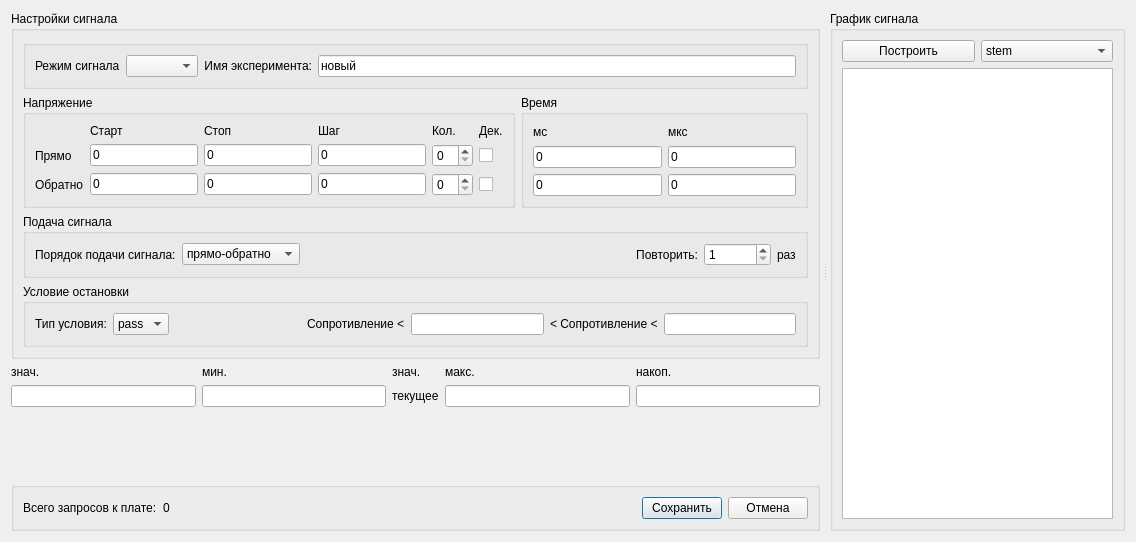
Before: the Qt Designer form gui/uies/signal.ui in neurocomputer/MemriBoard, drawn with Qt 5.
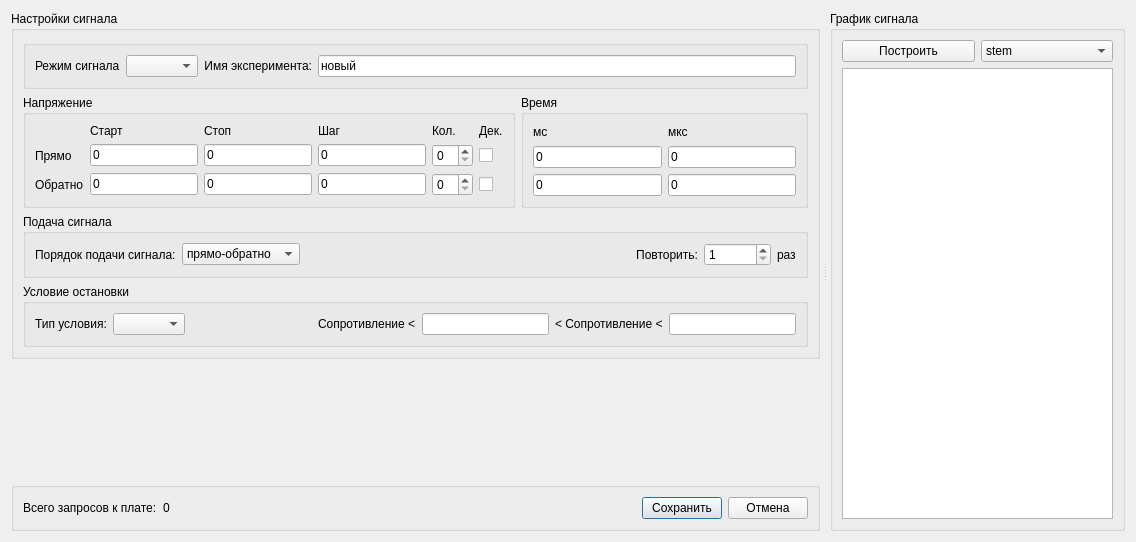
After: the same form once the commit is applied. Custom widgets are drawn as their Qt base class.

Commit message: Finished new terminator ui; Translated signal parameters

Diff of the .ui file:
```diff
--- a/gui/uies/signal.ui
+++ b/gui/uies/signal.ui
@@ -347,36 +347,6 @@
                <property name="sizeAdjustPolicy">
                 <enum>QComboBox::AdjustToContents</enum>
                </property>
-               <item>
-                <property name="text">
-                 <string>pass</string>
-                </property>
-               </item>
-               <item>
-                <property name="text">
-                 <string>==</string>
-                </property>
-               </item>
-               <item>
-                <property name="text">
-                 <string>&gt;</string>
-                </property>
-               </item>
-               <item>
-                <property name="text">
-                 <string>&lt;</string>
-                </property>
-               </item>
-               <item>
-                <property name="text">
-                 <string>&gt;&lt;</string>
-                </property>
-               </item>
-               <item>
-                <property name="text">
-                 <string>&lt;&gt;</string>
-                </property>
-               </item>
               </widget>
              </item>
              <item>
@@ -418,64 +388,6 @@
          </layout>
         </widget>
        </item>
-       <item>
-        <layout class="QGridLayout" name="gridLayout_3">
-         <item row="0" column="1">
-          <widget class="QLabel" name="shutdown_min_label">
-           <property name="text">
-            <string>мин.</string>
-           </property>
-          </widget>
-         </item>
-         <item row="1" column="0">
-          <widget class="QLineEdit" name="shutdown_value"/>
-         </item>
-         <item row="0" column="0">
-          <widget class="QLabel" name="shutdown_value_label">
-           <property name="text">
-            <string>знач.</string>
-           </property>
-          </widget>
-         </item>
-         <item row="0" column="4">
-          <widget class="QLabel" name="shutdown_max_label">
-           <property name="text">
-            <string>макс.</string>
-           </property>
-          </widget>
-         </item>
-         <item row="1" column="4">
-          <widget class="QLineEdit" name="shutdown_max"/>
-         </item>
-         <item row="1" column="5">
-          <widget class="QLineEdit" name="shutdown_enc"/>
-         </item>
-         <item row="1" column="1">
-          <widget class="QLineEdit" name="shutdown_min"/>
-         </item>
-         <item row="1" column="3">
-          <widget class="QLabel" name="label_17">
-           <property name="text">
-            <string>текущее</string>
-           </property>
-          </widget>
-         </item>
-         <item row="0" column="5">
-          <widget class="QLabel" name="shutdown_enc_label">
-           <property name="text">
-            <string>накоп.</string>
-           </property>
-          </widget>
-         </item>
-         <item row="0" column="3">
-          <widget class="QLabel" name="label_15">
-           <property name="text">
-            <string>знач.</string>
-           </property>
-          </widget>
-         </item>
-        </layout>
-       </item>
        <item>
         <spacer name="verticalSpacer">
          <property name="orientation">
```
Left out of the diff: 16 changed lines with no effect on the pictures. The commit also changes 9 other files.
